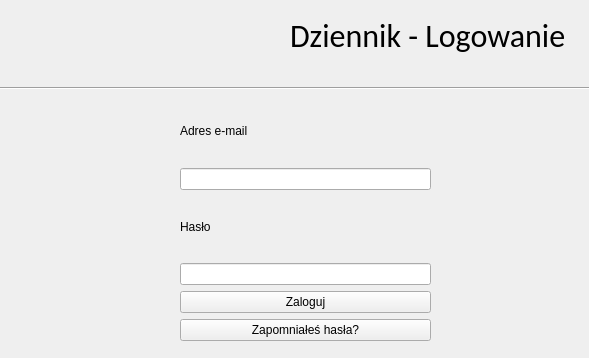
chixPL/excalibur, file ui/login.ui: the form before one commit.
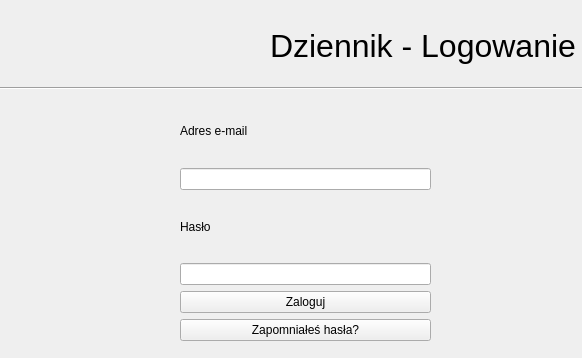
The form after the commit. Icons and pictures are not drawn.

The edit to the form file:
```diff
--- a/ui/login.ui
+++ b/ui/login.ui
@@ -6,7 +6,7 @@
    <rect>
     <x>0</x>
     <y>0</y>
-    <width>589</width>
+    <width>582</width>
     <height>358</height>
    </rect>
   </property>
@@ -16,15 +16,15 @@
   <widget class="QLabel" name="label_2">
    <property name="geometry">
     <rect>
-     <x>290</x>
-     <y>-10</y>
-     <width>301</width>
+     <x>270</x>
+     <y>0</y>
+     <width>311</width>
      <height>91</height>
     </rect>
    </property>
    <property name="font">
     <font>
-     <family>Calibri</family>
+     <family>Ubuntu</family>
      <pointsize>24</pointsize>
     </font>
    </property>
```
